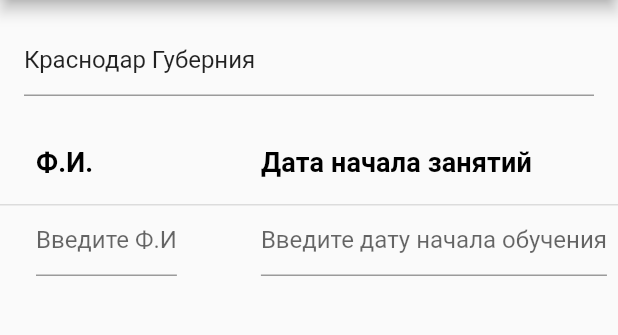
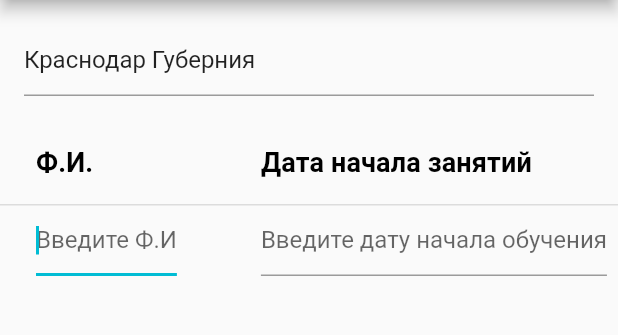
Before and after one commit to nikitosing/ExcelGenerator, a Flutter app: the screen it shows after launch, after a tap on the "save" icon, on a phone screen of 412 x 824 dp, the part 84-419 px from its top. Run offline on Flutter 3.47's test engine with Material 2 defaults, Android fonts, the phone set to English and light mode, and no system bars; missing offline and left inert: excel, file_selector.

Commit message:
some changes

```diff
--- a/lib/main.dart
+++ b/lib/main.dart
@@ -9,6 +9,7 @@ import 'package:excel/excel.dart';
 import 'package:path_provider/path_provider.dart';
 import 'package:flutter/services.dart';
 import 'package:file_selector/file_selector.dart';
+
 
 var months = [
   'Сентябрь',
@@ -36,7 +37,7 @@ void main() {
 }
 
 Future<void> getState() async {
-  Directory tempDir = await getTemporaryDirectory();
+  Directory tempDir = await getApplicationSupportDirectory();
   var file = File('${tempDir.path}\\excel_generator_state.json');
   if (file.existsSync()) {
     var json = jsonDecode(file.readAsStringSync());
@@ -52,8 +53,6 @@ class MyApp extends StatelessWidget {
   @override
   Widget build(BuildContext context) {
     getState();
-
-    //sleep(const Duration(milliseconds: 2500));
     return MaterialApp(
       title: 'ExcelGenerator',
       theme: ThemeData(
@@ -94,7 +93,7 @@ class _MyHomePageState extends State<MyHomePage> with WidgetsBindingObserver {
   }
 
   Future<void> _saveState() async {
-    Directory tempDir = await getTemporaryDirectory();
+    Directory tempDir = await getApplicationSupportDirectory();
     var file = File('${tempDir.path}\\excel_generator_state.json');
     var json = jsonEncode({'name': currentName, 'users': _users});
     file.writeAsString(json);
@@ -148,11 +147,11 @@ class _MyHomePageState extends State<MyHomePage> with WidgetsBindingObserver {
     String formattedDate = DateFormat('yyyy-MM-dd').format(now);
     //saveExcel(excel, 'D:\\excelGenerator\\Отчет ' + formattedDate + '.xlsx');
     final path = await getSavePath(
-        suggestedName: "Отчет ${formattedDate}.xlsx",
+        suggestedName: "Отчет $formattedDate.xlsx",
         acceptedTypeGroups: [
           XTypeGroup(label: 'Excel', extensions: ['xlsx'])
         ]);
-    final name = "Отчет ${formattedDate}.xlsx";
+    final name = "Отчет $formattedDate.xlsx";
     final data = Uint8List.fromList(excel.encode()!);
     final mimeType = "application/vnd.ms-excel";
     final file = XFile.fromData(data, name: name, mimeType: mimeType);
@@ -170,6 +169,7 @@ class _MyHomePageState extends State<MyHomePage> with WidgetsBindingObserver {
     var _controllers = {};
     var _cells = LinkedHashMap<String, DataCell>();
     _cells['name'] = (DataCell(TextFormField(
+      autofocus: true,
       initialValue: user.name,
       decoration: const InputDecoration(hintText: "Введите Ф.И"),
       keyboardType: TextInputType.text,
@@ -177,32 +177,15 @@ class _MyHomePageState extends State<MyHomePage> with WidgetsBindingObserver {
         user.name = val;
       },
     )));
-    _controllers['date'] = TextEditingController();
-    _controllers['date'].value = TextEditingValue(
-      text: user.dateStartOfEducation,
-      selection:
-          TextSelection.collapsed(offset: user.dateStartOfEducation.length),
-    );
-    _cells['date'] = (DataCell(Focus(
-        skipTraversal: true,
-        onFocusChange: (focus) {
-          if (focus) {
-            _controllers['date'].selection = TextSelection(
-              baseOffset: 0,
-              extentOffset: _controllers['date'].text.length,
-            );
-          }
-        },
-        child: TextFormField(
-          controller: _controllers['date'],
+    _cells['date'] = (DataCell(TextFormField(
+          initialValue: user.dateStartOfEducation,
           decoration:
               const InputDecoration(hintText: "Введите дату начала обучения"),
           keyboardType: TextInputType.datetime,
           onChanged: (val) {
             user.dateStartOfEducation = val;
-            setState(() {});
           },
-        ))));
+        )));
     for (var i = 0; i < months.length; ++i) {
       _controllers[months[i]] =
           TextEditingController(text: user.paid[i].toString());
@@ -279,7 +262,7 @@ class _MyHomePageState extends State<MyHomePage> with WidgetsBindingObserver {
       body: Center(
         child: ListView(children: [
           Padding(
-              padding: EdgeInsets.all(16.0),
+              padding: const EdgeInsets.all(16.0),
               child: TextFormField(
                 initialValue: currentName,
                 decoration:
```
